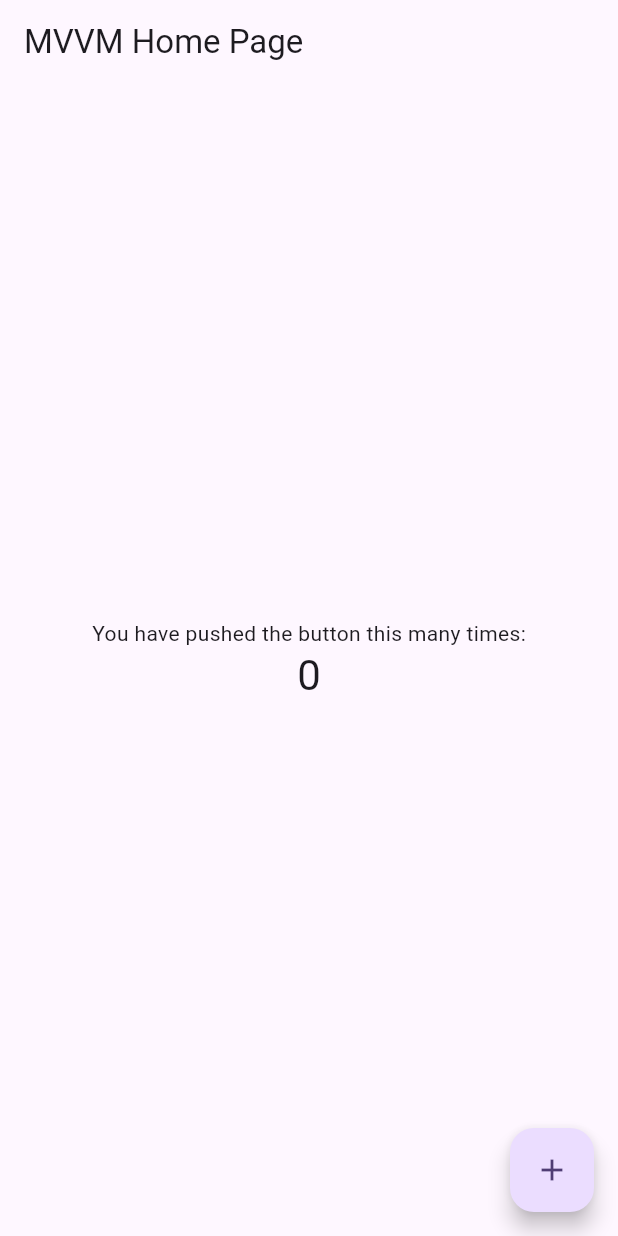
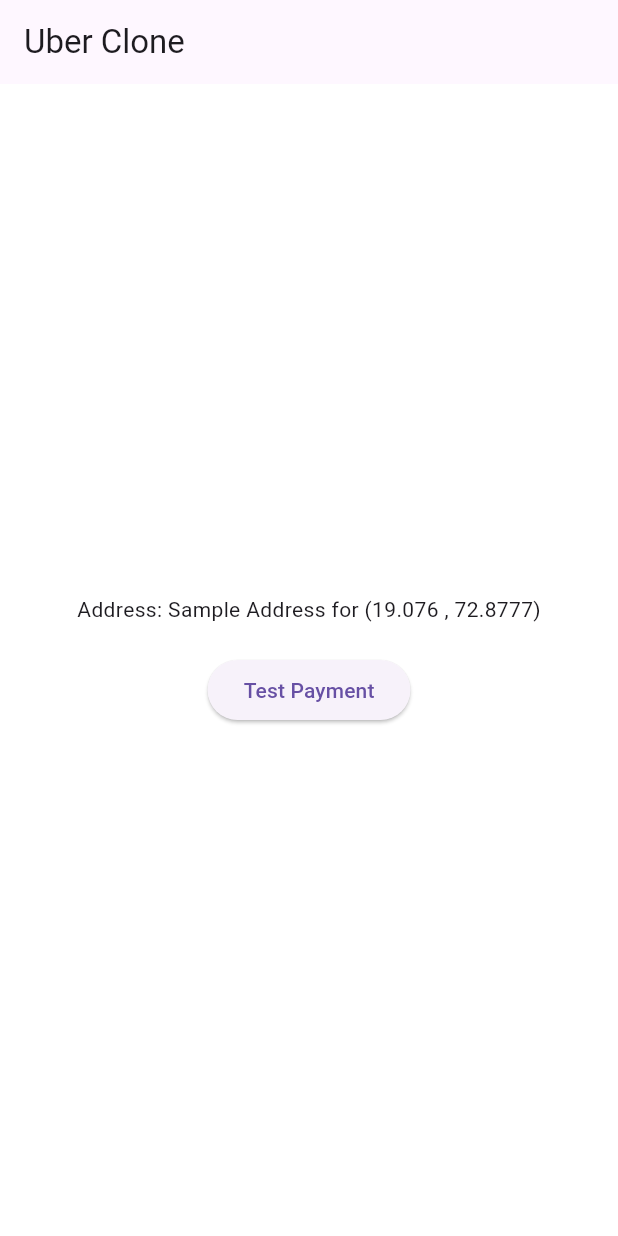
Before and after one commit to AnimatorDarshanSonwane/pushpak, a Flutter app: the screen it shows after launch, on a phone screen of 412 x 824 dp. Run offline on Flutter 3.47's test engine with Material 3 defaults, Android fonts, the phone set to English and light mode, and no system bars; our stand-ins replace get_it; Roboto replaces fonts that are missing (Poppins).

Commit message:
Second Commit
🎉 Your Uber Clone App Now Has:
✔ MVVM Architecture
✔ GetIt Dependency Injection
✔ Clean folder structure
✔ Service separation (Map, Payment, Realtime)
✔ Provider State Management
✔ Scalable project template

```diff
--- a/lib/app.dart
+++ b/lib/app.dart
@@ -1,19 +1,18 @@
 import 'package:flutter/material.dart';
 import 'routes/app_routes.dart';
+import 'themes/app_theme.dart';
 
-class App extends StatelessWidget {
-  const App({super.key});
+class MyApp extends StatelessWidget {
+  const MyApp({super.key});
 
   @override
   Widget build(BuildContext context) {
     return MaterialApp(
-      title: "Pushpak Ride App",
+      title: "Uber Clone",
       debugShowCheckedModeBanner: false,
-      theme: ThemeData(
-        colorScheme: ColorScheme.fromSeed(seedColor: Colors.deepPurple),
-      ),
-      initialRoute: AppRoutes.home,
-      onGenerateRoute: AppRoutes.generateRoute,
+      theme: AppTheme.lightTheme,
+      initialRoute: AppRoutes.initial,
+      routes: AppRoutes.routes,
     );
   }
 }
--- a/lib/core/constants.dart
+++ b/lib/core/constants.dart
@@ -0,0 +1,12 @@
+class AppConstants {
+  static const String appName = "Uber Clone";
+
+  // MAP KEYS
+  static const String googleMapsApiKey = "YOUR_API_KEY";
+
+  // Payment
+  static const String paymentBaseUrl = "https://api.payment-gateway.com";
+
+  // Realtime DB
+  static const String realtimeBase = "realtime/";
+}
--- a/lib/routes/app_routes.dart
+++ b/lib/routes/app_routes.dart
@@ -2,18 +2,9 @@ import 'package:flutter/material.dart';
 import '../views/home/home_view.dart';
 
 class AppRoutes {
-  static const String home = '/';
+  static const String initial = "/";
 
-  static Route<dynamic> generateRoute(RouteSettings settings) {
-    switch (settings.name) {
-      case home:
-        return MaterialPageRoute(builder: (_) => const HomeView());
-      default:
-        return MaterialPageRoute(
-          builder: (_) => const Scaffold(
-            body: Center(child: Text("Route Not Found")),
-          ),
-        );
-    }
-  }
+  static Map<String, WidgetBuilder> routes = {
+    "/": (context) => const HomeView(),
+  };
 }
--- a/lib/services/map_service.dart
+++ b/lib/services/map_service.dart
@@ -0,0 +1,16 @@
+import '../core/constants.dart';
+
+class MapService {
+  Future<String> getRoute(double lat1, double lng1, double lat2, double lng2) async {
+    // Later integrate Google Maps / Mapbox Directions API
+    print("Fetching route from API using key: ${AppConstants.googleMapsApiKey}");
+
+    await Future.delayed(const Duration(seconds: 1));
+    return "FAKE_ROUTE_POLYLINE_DATA";
+  }
+
+  Future<String> getAddressFromLatLng(double lat, double lng) async {
+    await Future.delayed(const Duration(milliseconds: 500));
+    return "Sample Address for ($lat , $lng)";
+  }
+}
--- a/lib/services/payment_service.dart
+++ b/lib/services/payment_service.dart
@@ -0,0 +1,13 @@
+class PaymentService {
+  Future<bool> makePayment(double amount) async {
+    print("Processing payment of ₹$amount...");
+    await Future.delayed(const Duration(seconds: 1));
+
+    return true; // success
+  }
+
+  Future<String> getTransactionStatus(String txnId) async {
+    await Future.delayed(const Duration(milliseconds: 500));
+    return "Transaction $txnId completed";
+  }
+}
--- /dev/null
+++ b/lib/themes/app_theme.dart
@@ -0,0 +1,9 @@
+import 'package:flutter/material.dart';
+
+class AppTheme {
+  static final lightTheme = ThemeData(
+    primarySwatch: Colors.blue,
+    scaffoldBackgroundColor: Colors.white,
+    fontFamily: "Poppins",
+  );
+}
--- a/lib/viewmodels/home_viewmodel.dart
+++ b/lib/viewmodels/home_viewmodel.dart
@@ -1,9 +1,28 @@
-import 'package:flutter/foundation.dart';
+import 'package:flutter/material.dart';
+import '../di/service_locator.dart';
+import '../services/map_service.dart';
+import '../services/payment_service.dart';
+import '../services/realtime_service.dart';
 
-class HomeViewModel {
-  ValueNotifier<int> counter = ValueNotifier<int>(0);
+class HomeViewModel extends ChangeNotifier {
+  final mapService = locator<MapService>();
+  final paymentService = locator<PaymentService>();
+  final realtimeService = locator<RealtimeService>();
 
-  void incrementCounter() {
-    counter.value++;
+  String? currentAddress;
+  bool isLoading = false;
+
+  Future<void> loadUserAddress() async {
+    isLoading = true;
+    notifyListeners();
+
+    currentAddress = await mapService.getAddressFromLatLng(19.0760, 72.8777);
+
+    isLoading = false;
+    notifyListeners();
+  }
+
+  Future<void> testPayment() async {
+    await paymentService.makePayment(199.0);
   }
 }
--- a/lib/views/home/home_view.dart
+++ b/lib/views/home/home_view.dart
@@ -1,4 +1,5 @@
 import 'package:flutter/material.dart';
+import 'package:provider/provider.dart';
 import '../../viewmodels/home_viewmodel.dart';
 
 class HomeView extends StatelessWidget {
@@ -6,32 +7,29 @@ class HomeView extends StatelessWidget {
 
   @override
   Widget build(BuildContext context) {
-    final vm = HomeViewModel();
-
+    return ChangeNotifierProvider(
+      create: (_) => HomeViewModel()..loadUserAddress(),
+      child: Consumer<HomeViewModel>(
+        builder: (context, vm, _) {
           return Scaffold(
-      appBar: AppBar(
-        title: const Text("MVVM Home Page"),
-      ),
+            appBar: AppBar(title: const Text("Uber Clone")),
             body: Center(
-        child: Column(
+              child: vm.isLoading
+                  ? const CircularProgressIndicator()
+                  : Column(
                       mainAxisAlignment: MainAxisAlignment.center,
                       children: [
-            const Text("You have pushed the button this many times:"),
-            ValueListenableBuilder<int>(
-              valueListenable: vm.counter,
-              builder: (context, value, child) {
-                return Text(
-                  "$value",
-                  style: Theme.of(context).textTheme.headlineMedium,
-                );
-              },
+                        Text("Address: ${vm.currentAddress}"),
+                        const SizedBox(height: 20),
+                        ElevatedButton(
+                          onPressed: vm.testPayment,
+                          child: const Text("Test Payment"),
                         ),
                       ],
                     ),
             ),
-      floatingActionButton: FloatingActionButton(
-        onPressed: vm.incrementCounter,
-        child: const Icon(Icons.add),
+          );
+        },
       ),
     );
   }
--- a/pubspec.yaml
+++ b/pubspec.yaml
@@ -48,6 +48,7 @@ dependencies:
   cloud_firestore: ^6.1.0
   firebase_messaging: ^16.0.4
   flutter_local_notifications: ^19.5.0
+  get_it: ^9.1.1
 
 dev_dependencies:
   flutter_test:
```
Also changed, not shown: lib/di/service_locator.dart (added, +17 -0 lines), lib/main.dart (+8 -2 lines), lib/services/realtime_service.dart (+12 -0 lines), 1 other file. Lines whose indentation alone changed are shown as unchanged.
